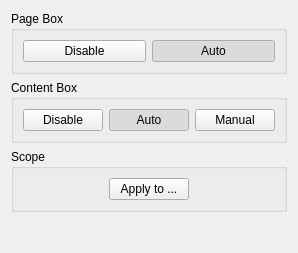
Qt form filters/select_content/ui/SelectContentOptionsWidget.ui (ImageProcessing-ElectronicPublications/scantailor-deviant) before a commit.
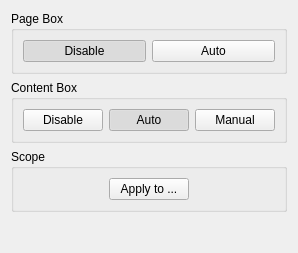
The same form after that commit.

Patch:
```diff
--- a/filters/select_content/ui/SelectContentOptionsWidget.ui
+++ b/filters/select_content/ui/SelectContentOptionsWidget.ui
@@ -28,6 +28,9 @@
         <property name="checkable">
          <bool>true</bool>
         </property>
+        <property name="checked">
+         <bool>true</bool>
+        </property>
         <property name="autoExclusive">
          <bool>true</bool>
         </property>
@@ -41,9 +44,6 @@
         <property name="checkable">
          <bool>true</bool>
         </property>
-        <property name="checked">
-         <bool>true</bool>
-        </property>
         <property name="autoExclusive">
          <bool>true</bool>
         </property>
```
